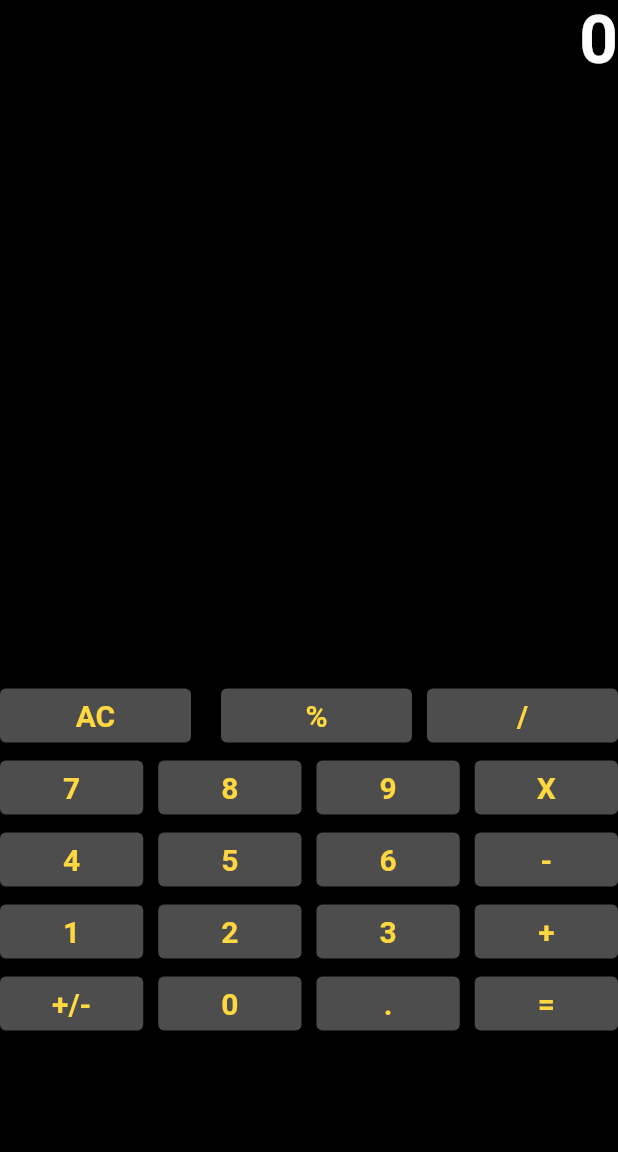
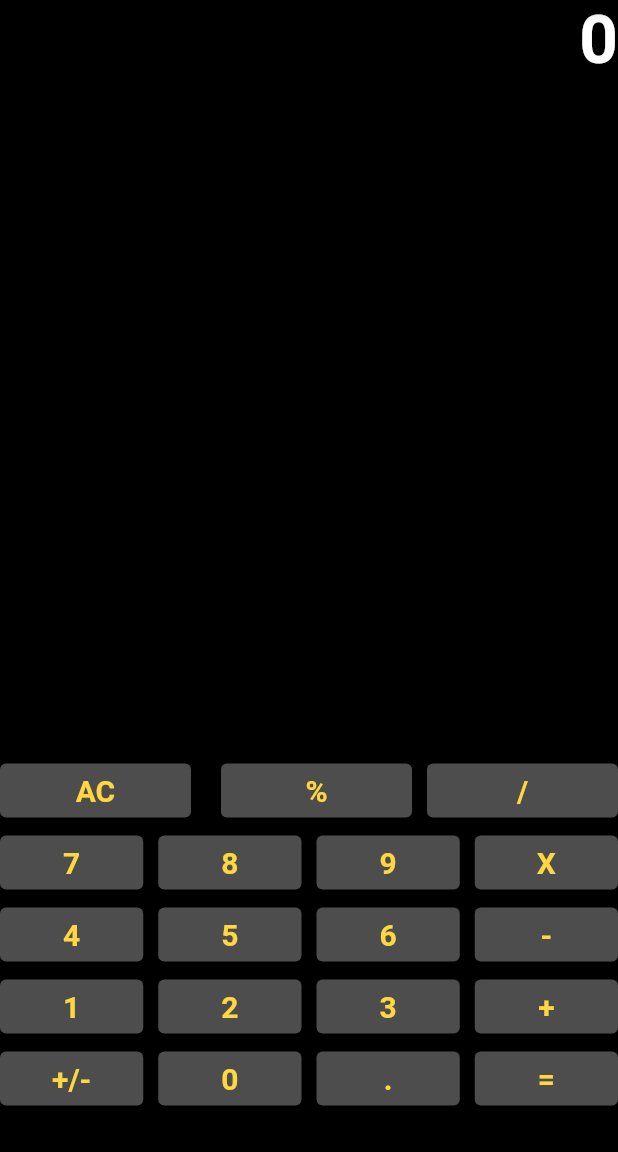
Before and after one commit to Rashiiiiii/Calculator, a Flutter app: the screen it shows after launch, on a phone screen of 412 x 824 dp, the part 84-1236 px from its top. Run offline on Flutter 3.47's test engine with Material 2 defaults, Android fonts, the phone set to English and light mode, and no system bars.

Commit message:
Funtionality done!!

```diff
--- a/lib/calculator.dart
+++ b/lib/calculator.dart
@@ -81,7 +81,7 @@ class _CalculatorState extends State<Calculator> {
           children: [
             Container(
               alignment: Alignment.centerRight,
-              padding: EdgeInsets.only(bottom: 400),
+              padding: EdgeInsets.only(bottom: 450),
               child: Text(
                 output,
                 style: TextStyle(
```
